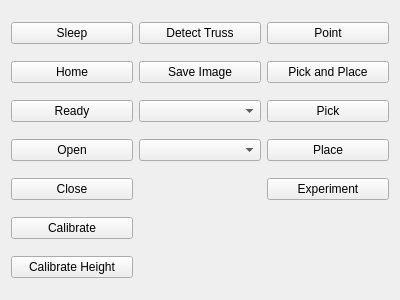
First picture: the form in rqt_user_interface/resource/flex_grasp.ui, repository padmaja-kulkarni/vine_tomato_grasping, before the edit.
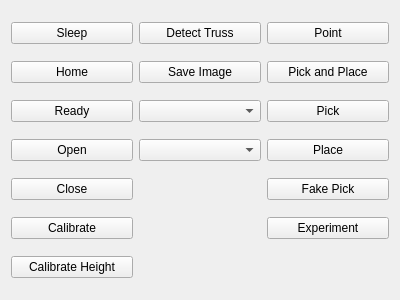
Second picture: the form after the edit.

Commit message: added fake grasp

```diff
--- a/rqt_user_interface/resource/flex_grasp.ui
+++ b/rqt_user_interface/resource/flex_grasp.ui
@@ -131,6 +131,14 @@
    </item>
 
    <item row="4" column="2">
+    <widget class="QPushButton" name="FakePickButton">
+     <property name="text">
+      <string>Fake Pick</string>
+     </property>
+    </widget>
+   </item>
+
+   <item row="5" column="2">
     <widget class="QPushButton" name="ExperimentButton">
      <property name="text">
       <string>Experiment</string>
```
The commit also changes 5 other files.
